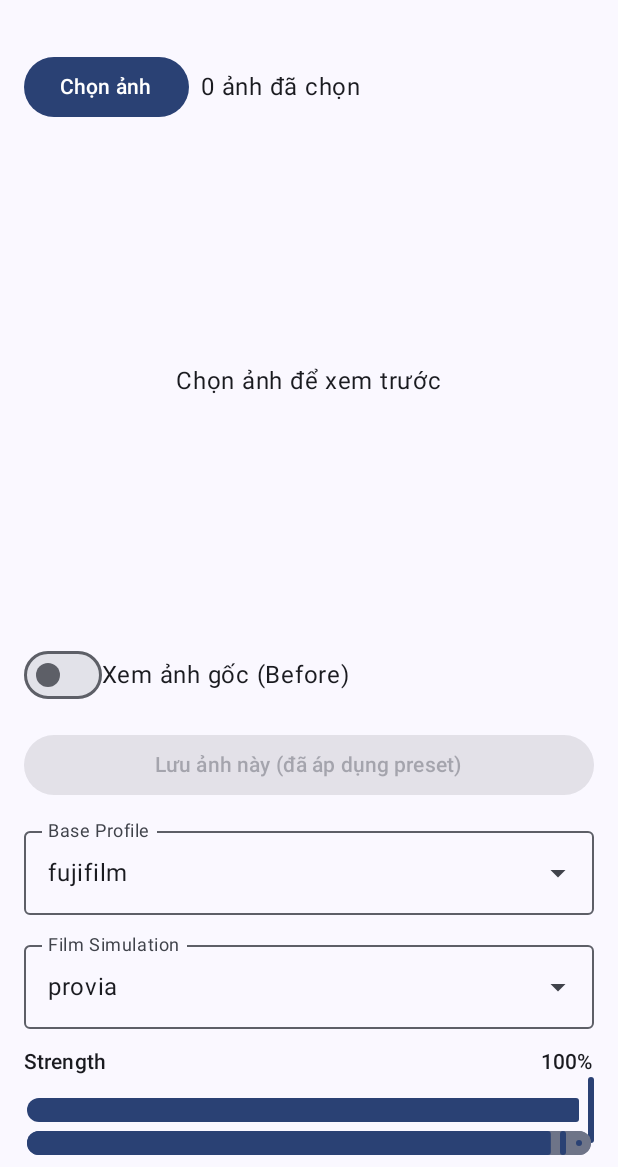
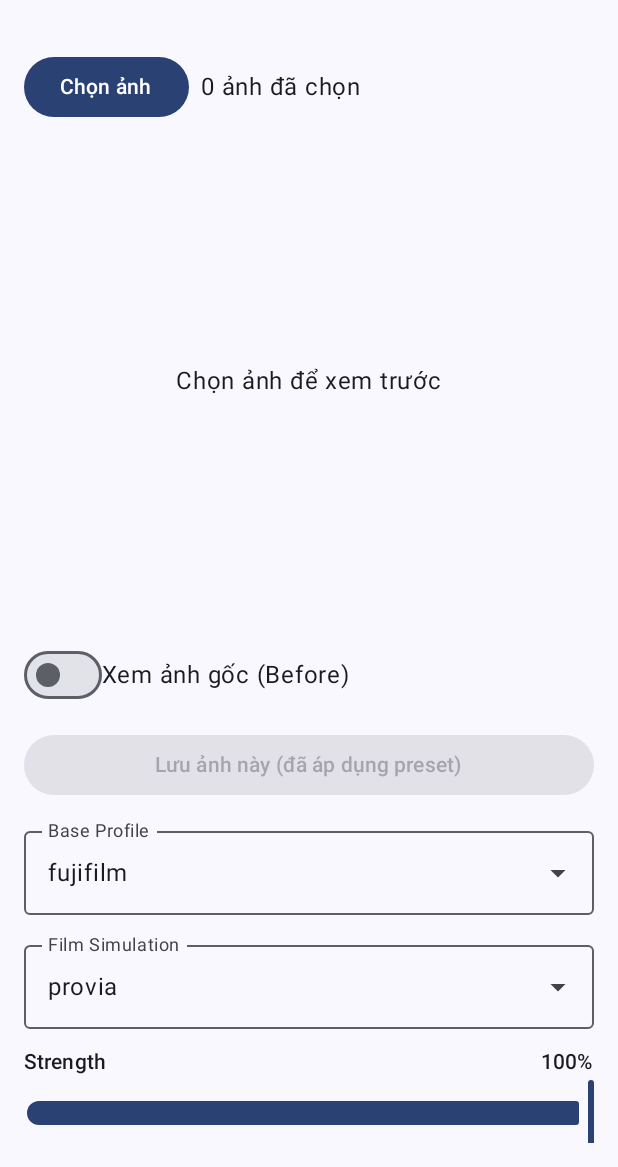
Before and after one commit to XuyenDoan/MyPhoto, an Android app built with Jetpack Compose: the screen it shows after launch (MainActivity), on a phone screen of 412 x 824 dp, the part 69-1236 px from its top. Run offline under Robolectric (Android 15) with nearby library versions, the phone set to English and light mode, and no system bars.

Commit message:
fix: make the main screen scrollable
Reported: couldn't find the "save photo" button, and the area below
the Film Simulation dropdown looked visually garbled in a screenshot.

Root cause: MyPhotoScreen's content Column had no verticalScroll.
Adding up every control (image picker, thumbnails, 320dp preview,
before/after switch, save button, 2 preset dropdowns, 2 sliders,
export format/quality, export button) comfortably exceeds a typical
phone's viewport height, so anything past what fit on screen -
including the "Lưu ảnh này" save button added last commit and the
Export button - was composed but permanently unreachable with no way
to scroll to it. The reported "garbled" area is consistent with
content being clipped right at the screen's bottom edge.

Fix: wrap the content Column in
Modifier.verticalScroll(rememberScrollState()).

```diff
--- a/android/app/src/main/kotlin/com/myphoto/android/ui/MyPhotoScreen.kt
+++ b/android/app/src/main/kotlin/com/myphoto/android/ui/MyPhotoScreen.kt
@@ -10,6 +10,8 @@ import androidx.compose.foundation.layout.height
 import androidx.compose.foundation.layout.padding
 import androidx.compose.foundation.lazy.LazyRow
 import androidx.compose.foundation.lazy.items
+import androidx.compose.foundation.rememberScrollState
+import androidx.compose.foundation.verticalScroll
 import androidx.compose.material3.Button
 import androidx.compose.material3.DropdownMenu
 import androidx.compose.material3.ExperimentalMaterial3Api
@@ -82,7 +84,8 @@ fun MyPhotoScreen(
             modifier = Modifier
                 .fillMaxSize()
                 .padding(padding)
-                .padding(16.dp),
+                .padding(16.dp)
+                .verticalScroll(rememberScrollState()),
             verticalArrangement = Arrangement.spacedBy(12.dp),
         ) {
             Row(verticalAlignment = Alignment.CenterVertically, horizontalArrangement = Arrangement.spacedBy(8.dp)) {
```
Also changed, not shown: 1 other file.
